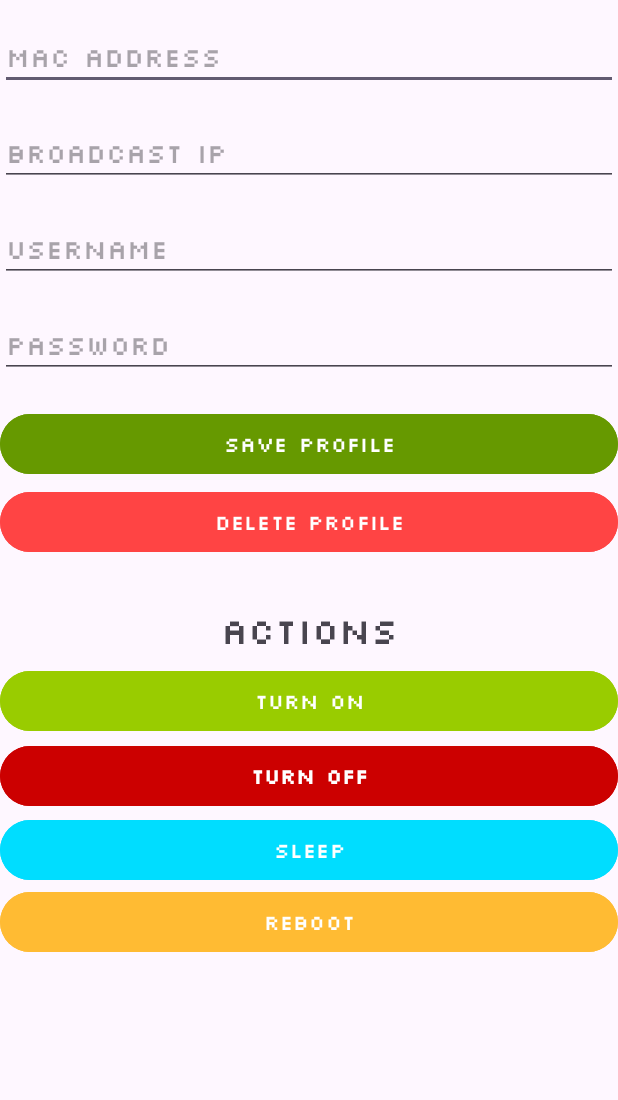
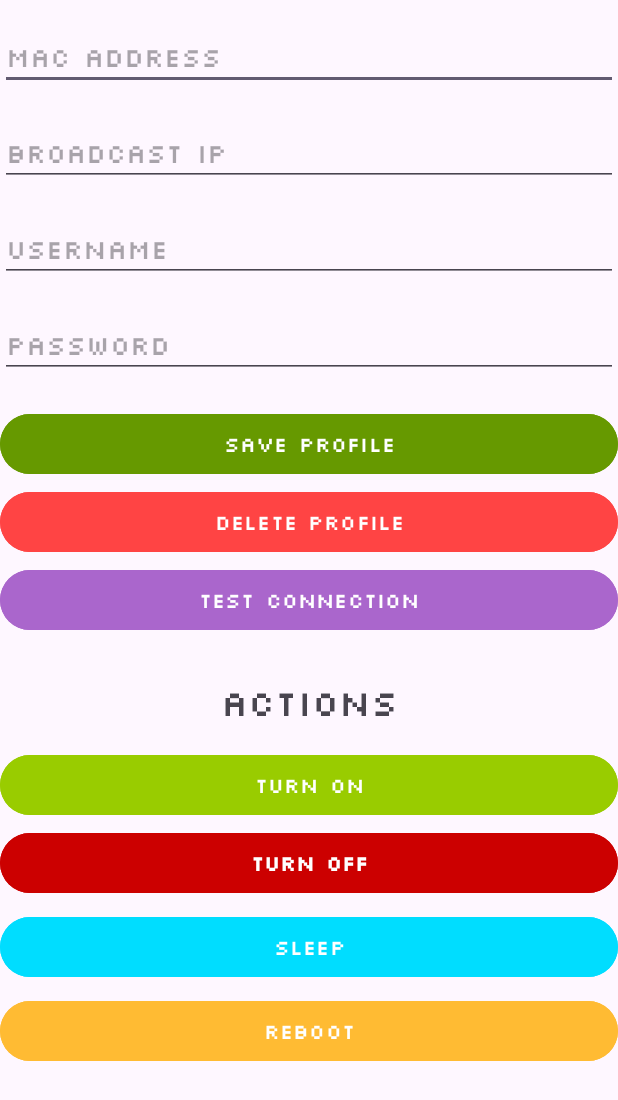
Before and after one commit to JelezJZ/PC_Shutdown, an Android app: the screen it shows after launch (MainActivity), on a phone screen of 412 x 824 dp. Shown: the top 1100 px of the screen. Run offline under Robolectric (Android 15) with nearby library versions, the phone set to English and light mode, and no system bars; libraries missing offline, so code that uses them is left out: com.jcraft.jsch, com.pranavpandey.android; 5 statements that could not run were skipped.

Commit message:
Added test SSH connection button

```diff
--- a/app/src/main/java/com/example/pcshutdown/MainActivity.java
+++ b/app/src/main/java/com/example/pcshutdown/MainActivity.java
@@ -37,12 +37,44 @@ public class MainActivity extends AppCompatActivity {
 
         profileManager.loadProfile();
 
+        Button btnSaveProfile = findViewById(R.id.btnSaveProfile);
+        Button btnDeleteProfile = findViewById(R.id.btnDeleteProfile);
+        Button btnTestSSHConnection = findViewById(R.id.btnTestSSHConnection);
         Button btnTurnOn = findViewById(R.id.btnTurnOn);
         Button btnTurnOff = findViewById(R.id.btnTurnOff);
-        Button btnSaveProfile = findViewById(R.id.btnSaveProfile);
-        Button btnDeleteProfile = findViewById(R.id.btnDeleteProfile);
         Button btnSleep = findViewById(R.id.btnSleep);
         Button btnReboot = findViewById(R.id.btnReboot);
+
+        btnSaveProfile.setOnClickListener(v -> new Thread(() -> {
+            try {
+                profileManager.saveProfile();
+            } catch (Exception e) {
+                logger.log(Level.SEVERE, "An error occurred: ", e);
+                runOnUiThread(() -> DynamicToast.make(MainActivity.this, "Error occurred: " + e.getMessage(), Toast.LENGTH_SHORT).show());
+            }
+        }).start());
+
+        btnDeleteProfile.setOnClickListener(v -> new Thread(() -> {
+            try {
+                profileManager.deleteProfile();
+            } catch (Exception e) {
+                logger.log(Level.SEVERE, "An error occurred: ", e);
+                runOnUiThread(() -> DynamicToast.make(MainActivity.this, "Error occurred: " + e.getMessage(), Toast.LENGTH_SHORT).show());
+            }
+        }).start());
+
+        btnTestSSHConnection.setOnClickListener(v -> new Thread(() -> {
+            final String broadcastIP = broadcastIPEditText.getText().toString();
+            final String username = usernameEditText.getText().toString();
+            final String password = passwordEditText.getText().toString();
+
+            // Проверка SSH соединения
+            if (!ConnectionTester.testSSHConnection(broadcastIP, Constants.DEFAULT_SSH_PORT, username, password)) {
+                runOnUiThread(() -> DynamicToast.make(MainActivity.this, "SSH connection failed", Toast.LENGTH_SHORT).show());
+            } else {
+                runOnUiThread(() -> DynamicToast.make(MainActivity.this, "SSH connection success", Toast.LENGTH_SHORT).show());
+            }
+        }).start());
 
         btnTurnOn.setOnClickListener(v -> {
             if(!ConnectionTester.isWifiConnected(MainActivity.this)) {
@@ -160,24 +192,6 @@ public class MainActivity extends AppCompatActivity {
                 }
             }).start();
         });
-
-        btnSaveProfile.setOnClickListener(v -> new Thread(() -> {
-            try {
-                profileManager.saveProfile();
-            } catch (Exception e) {
-                logger.log(Level.SEVERE, "An error occurred: ", e);
-                runOnUiThread(() -> DynamicToast.make(MainActivity.this, "Error occurred: " + e.getMessage(), Toast.LENGTH_SHORT).show());
-            }
-        }).start());
-
-        btnDeleteProfile.setOnClickListener(v -> new Thread(() -> {
-            try {
-                profileManager.deleteProfile();
-            } catch (Exception e) {
-                logger.log(Level.SEVERE, "An error occurred: ", e);
-                runOnUiThread(() -> DynamicToast.make(MainActivity.this, "Error occurred: " + e.getMessage(), Toast.LENGTH_SHORT).show());
-            }
-        }).start());
     }
 
     private void initializeUIElements() {
--- a/app/src/main/java/com/example/pcshutdown/ProfileManager.java
+++ b/app/src/main/java/com/example/pcshutdown/ProfileManager.java
@@ -67,12 +67,6 @@ public class ProfileManager {
             return;
         }
 
-        // Проверка SSH соединения
-        if (!ConnectionTester.testSSHConnection(broadcastIP, Constants.DEFAULT_SSH_PORT, username, password)) {
-            activity.runOnUiThread(() -> DynamicToast.make(activity, "SSH connection failed", Toast.LENGTH_SHORT).show());
-            return;
-        }
-
         SharedPreferences.Editor editor = sharedPreferences.edit();
         editor.putString(Constants.MAC_ADDRESS_KEY, macAddress);
         editor.putString(Constants.BROADCAST_IP_KEY, broadcastIP);
--- a/app/src/main/res/layout/activity_main.xml
+++ b/app/src/main/res/layout/activity_main.xml
@@ -87,11 +87,36 @@
             app:layout_constraintTop_toBottomOf="@+id/btnSaveProfile" />
 
         <Button
+            android:id="@+id/btnTestSSHConnection"
+            android:layout_width="match_parent"
+            android:layout_height="wrap_content"
+            android:layout_marginTop="4dp"
+            android:backgroundTint="@android:color/holo_purple"
+            android:fontFamily="@font/silkscreen"
+            android:text="@string/test_SSH"
+            app:layout_constraintEnd_toEndOf="parent"
+            app:layout_constraintHorizontal_bias="0.0"
+            app:layout_constraintStart_toStartOf="parent"
+            app:layout_constraintTop_toBottomOf="@+id/btnDeleteProfile" />
+
+        <TextView
+            android:id="@+id/textViewActions"
+            android:layout_width="wrap_content"
+            android:layout_height="wrap_content"
+            android:layout_marginTop="80dp"
+            android:fontFamily="@font/silkscreen"
+            android:text="@string/actions"
+            android:textSize="24sp"
+            app:layout_constraintEnd_toEndOf="parent"
+            app:layout_constraintStart_toStartOf="parent"
+            app:layout_constraintTop_toBottomOf="@+id/btnDeleteProfile" />
+
+        <Button
             android:id="@+id/btnTurnOn"
             android:layout_width="match_parent"
             android:layout_height="wrap_content"
             android:layout_centerHorizontal="true"
-            android:layout_marginTop="8dp"
+            android:layout_marginTop="16dp"
             android:backgroundTint="@android:color/holo_green_light"
             android:fontFamily="@font/silkscreen"
             android:text="@string/turn_on"
@@ -105,7 +130,7 @@
             android:layout_width="match_parent"
             android:layout_height="wrap_content"
             android:layout_centerHorizontal="true"
-            android:layout_marginTop="2dp"
+            android:layout_marginTop="4dp"
             android:backgroundTint="@android:color/holo_red_dark"
             android:fontFamily="@font/silkscreen"
             android:text="@string/turn_off"
@@ -117,10 +142,25 @@
             app:layout_constraintTop_toBottomOf="@+id/btnTurnOn" />
 
         <Button
+            android:id="@+id/btnSleep"
+            android:layout_width="match_parent"
+            android:layout_height="wrap_content"
+            android:layout_centerHorizontal="true"
+            android:layout_marginTop="8dp"
+            android:backgroundTint="@android:color/holo_blue_bright"
+            android:fontFamily="@font/silkscreen"
+            android:text="@string/sleep"
+            app:layout_constraintEnd_toEndOf="parent"
+            app:layout_constraintHorizontal_bias="0.0"
+            app:layout_constraintStart_toStartOf="parent"
+            app:layout_constraintTop_toBottomOf="@+id/btnTurnOff" />
+
+        <Button
             android:id="@+id/btnReboot"
             android:layout_width="match_parent"
             android:layout_height="wrap_content"
             android:layout_centerHorizontal="true"
+            android:layout_marginTop="8dp"
             android:backgroundTint="@android:color/holo_orange_light"
             android:fontFamily="@font/silkscreen"
             android:text="@string/reboot"
@@ -129,31 +169,5 @@
             app:layout_constraintStart_toStartOf="parent"
             app:layout_constraintTop_toBottomOf="@+id/btnSleep" />
 
-        <Button
-            android:id="@+id/btnSleep"
-            android:layout_width="match_parent"
-            android:layout_height="wrap_content"
-            android:layout_centerHorizontal="true"
-            android:layout_marginTop="1dp"
-            android:backgroundTint="@android:color/holo_blue_bright"
-            android:fontFamily="@font/silkscreen"
-            android:text="@string/sleep"
-            app:layout_constraintEnd_toEndOf="parent"
-            app:layout_constraintHorizontal_bias="0.0"
-            app:layout_constraintStart_toStartOf="parent"
-            app:layout_constraintTop_toBottomOf="@+id/btnTurnOff" />
-
-        <TextView
-            android:id="@+id/textViewActions"
-            android:layout_width="wrap_content"
-            android:layout_height="wrap_content"
-            android:layout_marginTop="32dp"
-            android:fontFamily="@font/silkscreen"
-            android:text="@string/actions"
-            android:textSize="24sp"
-            app:layout_constraintEnd_toEndOf="parent"
-            app:layout_constraintStart_toStartOf="parent"
-            app:layout_constraintTop_toBottomOf="@+id/btnDeleteProfile" />
-
     </androidx.constraintlayout.widget.ConstraintLayout>
 </ScrollView>
--- a/app/src/main/res/values/strings.xml
+++ b/app/src/main/res/values/strings.xml
@@ -11,4 +11,5 @@
     <string name="password">Password</string>
     <string name="save_profile">Save Profile</string>
     <string name="delete_profile">Delete Profile</string>
+    <string name="test_SSH">Test connection</string>
 </resources>
--- a/build.gradle.kts
+++ b/build.gradle.kts
@@ -1,4 +1,4 @@
 // Top-level build file where you can add configuration options common to all sub-projects/modules.
 plugins {
-    id("com.android.application") version "8.5.1" apply false
+    id("com.android.application") version "8.5.2" apply false
 }
--- a/settings.gradle.kts
+++ b/settings.gradle.kts
@@ -1,5 +1,9 @@
 pluginManagement {
     repositories {
+        maven { url = uri("https://maven.aliyun.com/repository/google") }
+        maven { url = uri("https://maven.aliyun.com/repository/central") }
+        maven { url = uri("https://maven.aliyun.com/repository/jcenter") }
+
         google()
         mavenCentral()
         gradlePluginPortal()
```
Also changed, not shown: app/build.gradle.kts (+5 -5 lines).
